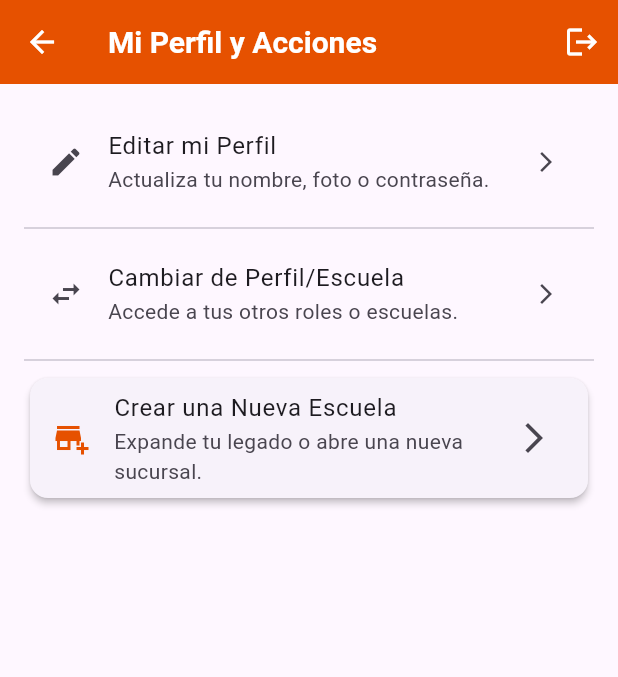
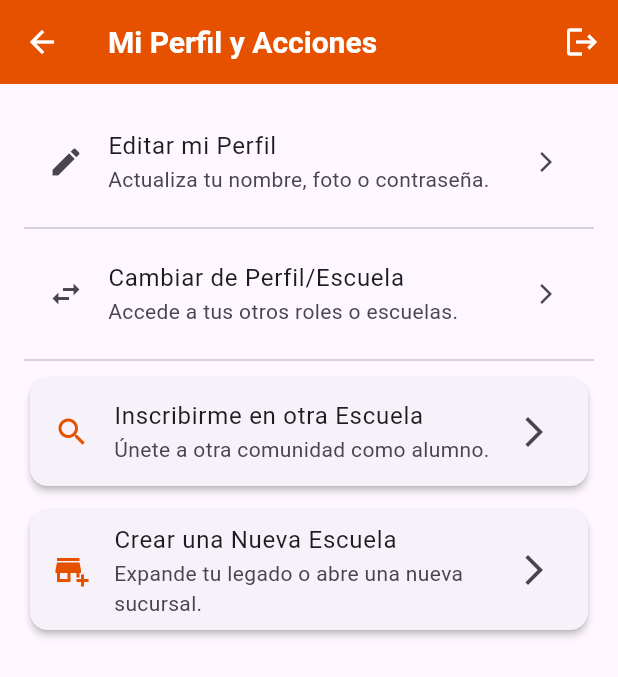
Before and after one commit to spcolonna/WarriorPath, a Flutter app: the ProfileTabScreen screen opened directly, on a phone screen of 412 x 824 dp. Shown: the top 677 px of the screen. Run offline on Flutter 3.47's test engine with Material 3 defaults, Android fonts, the phone set to English and light mode, and no system bars; our stand-ins replace cloud_firestore, confetti, firebase_auth, firebase_core, firebase_messaging, firebase_remote_config and 4 more; accounts and stored records are empty.

Commit message:
improve production issues

```diff
--- a/lib/screens/dashboard/tabs/profile_tab_screen.dart
+++ b/lib/screens/dashboard/tabs/profile_tab_screen.dart
@@ -2,6 +2,7 @@ import 'package:firebase_auth/firebase_auth.dart';
 import 'package:flutter/material.dart';
 import 'package:warrior_path/screens/WelcomeScreen.dart';
 import 'package:warrior_path/screens/role_selector_screen.dart';
+import 'package:warrior_path/screens/student/school_search_screen.dart';
 import 'package:warrior_path/screens/wizard_create_school_screen.dart';
 
 import '../../teacher/edit_teacher_profile_screen.dart';
@@ -57,6 +58,24 @@ class ProfileTabScreen extends StatelessWidget {
             },
           ),
           const Divider(),
+
+          // --- 2. TARJETA AÑADIDA AQUÍ ---
+          Card(
+            elevation: 2,
+            child: ListTile(
+              leading: Icon(Icons.search, color: Theme.of(context).primaryColor),
+              title: const Text('Inscribirme en otra Escuela'),
+              subtitle: const Text('Únete a otra comunidad como alumno.'),
+              trailing: const Icon(Icons.arrow_forward_ios),
+              onTap: () {
+                Navigator.of(context).push(
+                  MaterialPageRoute(builder: (context) => const SchoolSearchScreen()),
+                );
+              },
+            ),
+          ),
+          const SizedBox(height: 8), // Espacio entre las tarjetas
+
           Card(
             elevation: 2,
             child: ListTile(
--- a/pubspec.yaml
+++ b/pubspec.yaml
@@ -16,7 +16,7 @@ publish_to: 'none' # Remove this line if you wish to publish to pub.dev
 # https://developer.apple.com/library/archive/documentation/General/Reference/InfoPlistKeyReference/Articles/CoreFoundationKeys.html
 # In Windows, build-name is used as the major, minor, and patch parts
 # of the product and file versions while build-number is used as the build suffix.
-version: 1.0.0+1
+version: 1.0.0+2
 
 environment:
   sdk: ^3.8.1
```
Also changed, not shown: lib/screens/student/application_sent_screen.dart (+20 -2 lines), lib/screens/wizard_profile_screen.dart (+32 -23 lines), 5 other files.
